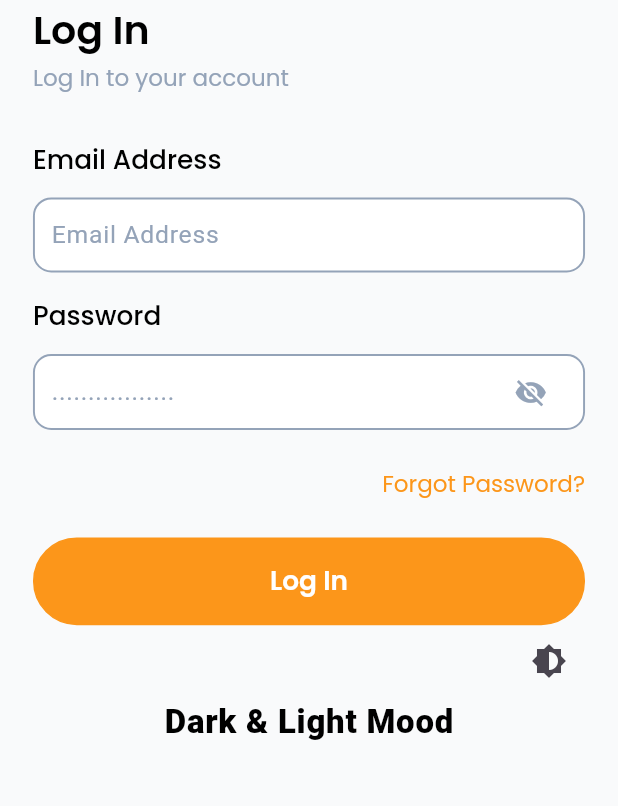
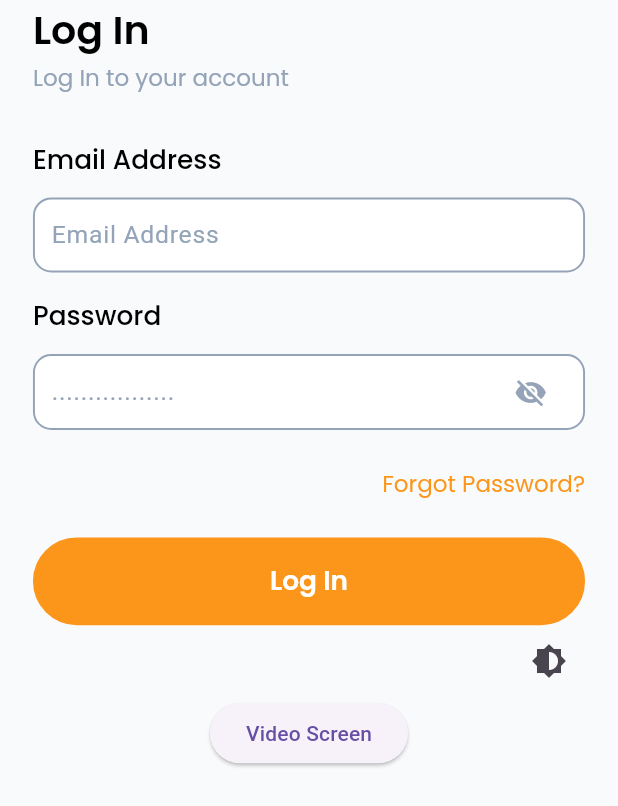
Before and after one commit to asiftonim/flutter-theme-demo, a Flutter app: the screen it shows after launch, on a phone screen of 412 x 824 dp. Shown: the top 806 px of the screen. Run offline on Flutter 3.47's test engine with Material 3 defaults, Android fonts, the phone set to English and light mode, and no system bars; our stand-ins replace flutter_screenutil, get, google_fonts, logger, shared_preferences; accounts and stored records are empty.

Commit message:
dark mood and light mood with login screen

```diff
--- a/lib/core/bindings/controller_binder.dart
+++ b/lib/core/bindings/controller_binder.dart
@@ -1,11 +1,17 @@
 import 'package:get/get.dart';
 
 import '../../features/login/controllers/log_in_controller.dart';
+import '../../features/splash/controller/splash_controller.dart';
+import '../../them_controller/them_controller.dart';
 
 class ControllerBinder extends Bindings {
   @override
   void dependencies() {
      Get.lazyPut<LoginController>(() => LoginController(), fenix: true,);
+     Get.lazyPut<ThemeController>(() => ThemeController(), fenix: true,);
+     Get.lazyPut<SplashController>(() => SplashController(), fenix: true,);
+
+
 
   }
 }
--- a/lib/features/login/presentations/screens/login_screen.dart
+++ b/lib/features/login/presentations/screens/login_screen.dart
@@ -7,6 +7,7 @@ import '../../../../core/common/widgets/custom_text_fields.dart';
 import '../../../../core/utils/constants/app_colors.dart';
 import '../../../../them_controller/them_controller.dart';
 import '../../controllers/log_in_controller.dart';
+
 class LoginScreen extends StatelessWidget {
    LoginScreen({super.key});
   final LoginController controller = Get.find<LoginController>();
@@ -99,17 +100,12 @@ class LoginScreen extends StatelessWidget {
                       onPressed: () {
                         Get.find<ThemeController>().toggleTheme();
                       },
-                    )
+                    ),
                   ],
                 ),
-                Text(
-                  "Dark & Light Mood",
-                  style: Theme.of(context).textTheme.bodyLarge!.copyWith(
-                    fontWeight: FontWeight.w800,
-                    fontSize: 20.sp,
-                  ),
-                ),
+                ElevatedButton(onPressed: (){
 
+                }, child:Text("Video Screen"))
               ],
             ),
 
--- a/lib/them_controller/them_controller.dart
+++ b/lib/them_controller/them_controller.dart
@@ -4,6 +4,7 @@ import 'package:shared_preferences/shared_preferences.dart';
 
 class ThemeController extends GetxController {
   final Rx<ThemeMode> themeMode = Rx<ThemeMode>(ThemeMode.light);
+  RxBool get isDark => (themeMode.value == ThemeMode.dark).obs;
 
   static const String _themeKey = 'theme_mode';
 
--- a/pubspec.yaml
+++ b/pubspec.yaml
@@ -45,6 +45,7 @@ dependencies:
   #secret_protection
   flutter_dotenv: ^5.2.1
   flutter_screenutil: ^5.9.3
+
 
 dev_dependencies:
   flutter_test:
```
Also changed, not shown: lib/features/splash/presentations/screens/splash_screen.dart (+10 -7 lines), pubspec.lock.
